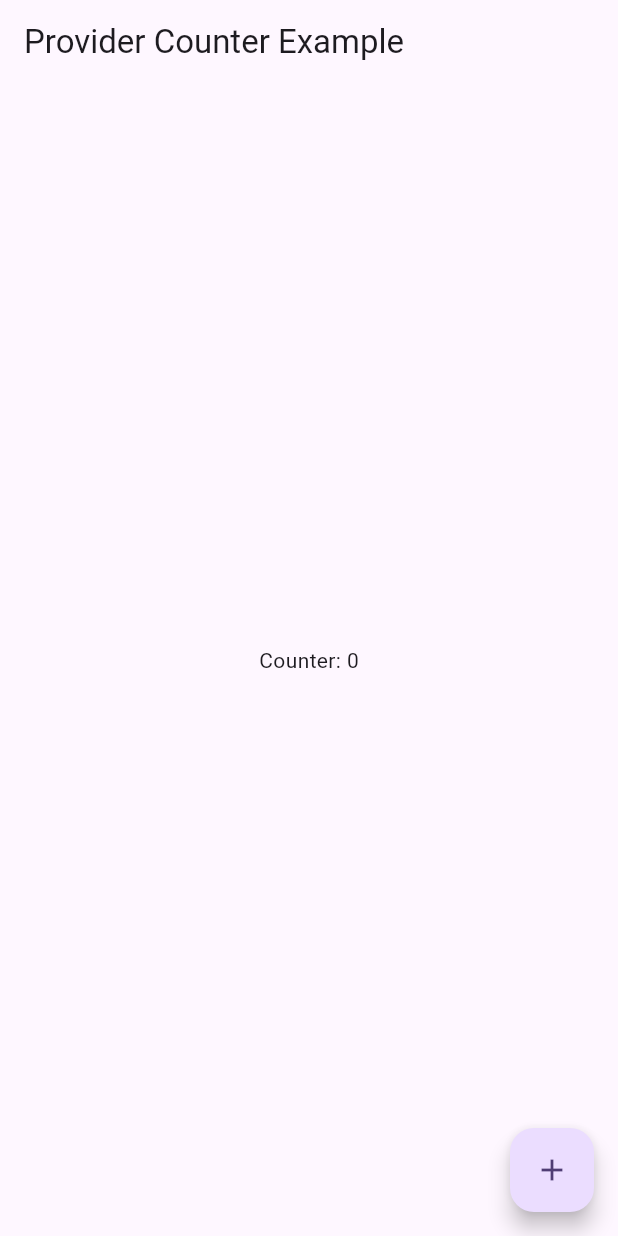
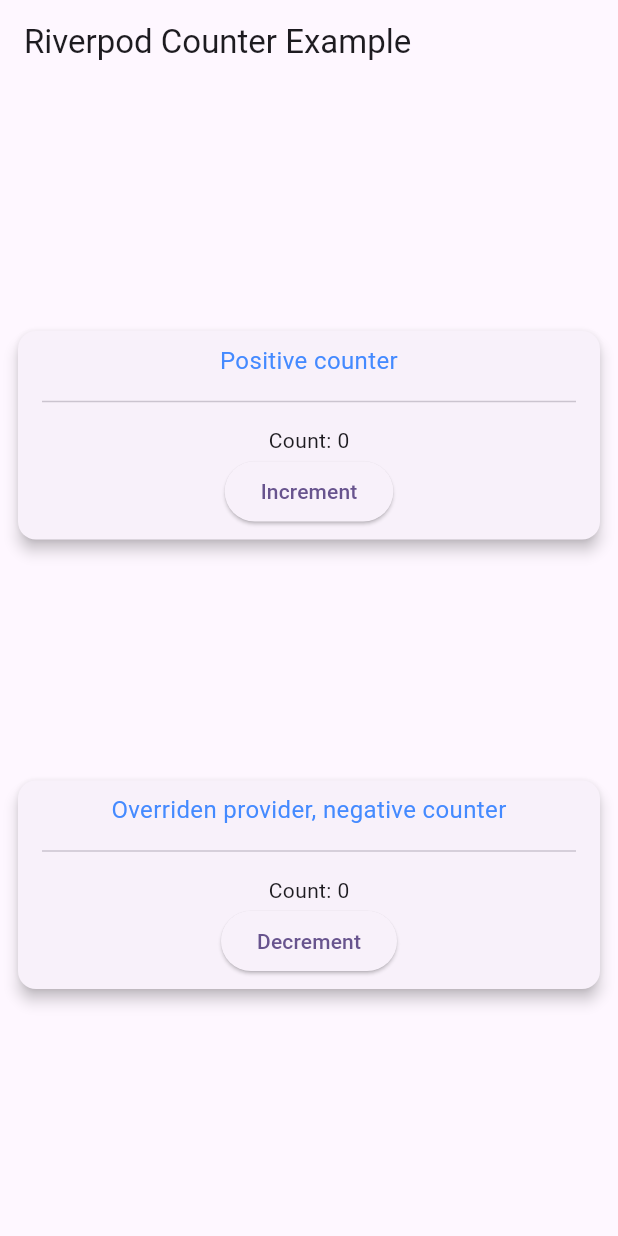
Before and after one commit to herman-peralta-ben/flutter_playground, a Flutter app: the screen it shows after launch, on a phone screen of 412 x 824 dp. Run offline on Flutter 3.47's test engine with Material 3 defaults, Android fonts, the phone set to English and light mode, and no system bars; our stand-ins replace flutter_riverpod.

Commit message:
[EXAMPLE-3] Add Riverpod counter example

```diff
--- a/lib/common/ui/common.dart
+++ b/lib/common/ui/common.dart
@@ -16,7 +16,9 @@ class SwitchItem extends StatelessWidget {
     return Row(
       mainAxisAlignment: MainAxisAlignment.spaceBetween,
       children: [
-        Text(text,style: const TextStyle(fontWeight: FontWeight.bold, color: Colors.blueAccent)),
+        Text(text,
+            style: const TextStyle(
+                fontWeight: FontWeight.bold, color: Colors.blueAccent)),
         Switch(
           value: value,
           onChanged: onChanged,
@@ -40,3 +42,42 @@ class SlowFadeImage extends StatelessWidget {
     );
   }
 }
+
+class ExampleCard extends StatelessWidget {
+  final String title;
+  final Widget child;
+  final bool useRepaintBoundary;
+  const ExampleCard({
+    super.key,
+    required this.title,
+    required this.child,
+    this.useRepaintBoundary = false,
+  });
+
+  @override
+  Widget build(BuildContext context) {
+    return Card(
+      elevation: 4,
+      child: Padding(
+        padding: const EdgeInsets.all(8.0),
+        child: Column(
+          crossAxisAlignment: CrossAxisAlignment.center,
+          mainAxisAlignment: MainAxisAlignment.center,
+          mainAxisSize: MainAxisSize.min,
+          children: [
+            Text(
+              title,
+              style: const TextStyle(fontSize: 16, color: Colors.blueAccent),
+              textAlign: TextAlign.center,
+            ),
+            const Padding(
+              padding: EdgeInsets.all(8.0),
+              child: Divider(),
+            ),
+            useRepaintBoundary ? RepaintBoundary(child: child) : child,
+          ],
+        ),
+      ),
+    );
+  }
+}
--- /dev/null
+++ b/lib/examples/state/riverpod_counter_example/providers.dart
@@ -0,0 +1,28 @@
+import 'package:flutter_riverpod/flutter_riverpod.dart';
+
+/// This is a [ChangeNotifierProvider] widget for Provider package.
+/// We can reference a concrete [MyIntNotifier] instance using the [counterProvider] in a child widget of [ProviderScope].
+/// Note that for testing purposes, we pass the type as [MyIntNotifier],
+/// so we can alternate with [_NegativeCounterNotifier].
+final counterProvider =
+    NotifierProvider< /*_CounterNotifier*/ MyIntNotifier, int>(
+        CounterNotifier.new);
+
+abstract class MyIntNotifier extends Notifier<int> {
+  @override
+  int build() => 0;
+
+  void operate();
+}
+
+/// Analog to Provider's ChangeNotifier.
+class CounterNotifier extends MyIntNotifier {
+  @override
+  void operate() => state++;
+}
+
+/// Alternate provider, to show how to override providers on [ProviderScope].
+class NegativeCounterNotifier extends MyIntNotifier {
+  @override
+  void operate() => state--;
+}
--- /dev/null
+++ b/lib/examples/state/riverpod_counter_example/riverpod_counter_example.dart
@@ -0,0 +1,89 @@
+import 'package:flutter/material.dart';
+import 'package:flutter_playground/common/ui/common.dart';
+import 'package:flutter_playground/examples/state/riverpod_counter_example/providers.dart';
+import 'package:flutter_riverpod/flutter_riverpod.dart';
+
+class RiverpodCounterExampleScreen extends StatelessWidget {
+  const RiverpodCounterExampleScreen({super.key});
+
+  @override
+  Widget build(BuildContext context) {
+    return Scaffold(
+      appBar: AppBar(
+        title: const Text('Riverpod Counter Example'),
+      ),
+      body: Container(
+        padding: const EdgeInsets.all(8),
+        child: Column(
+          mainAxisSize: MainAxisSize.max,
+          mainAxisAlignment: MainAxisAlignment.spaceEvenly,
+          children: [
+            /// Typically [ProviderScope] is used as `runApp(ProviderScope())` so you can reference your providers
+            /// on the entire app.
+            /// Use it to set a scope where you want to use your Riverpod providers, see bellow how this
+            /// can be used as dependency injector.
+            ProviderScope(
+              child: ExampleCard(
+                title: "Positive counter",
+                child:
+
+                    /// Use [Consumer] to listen to [counterProvider] and avoid unnecessary repaints.
+                    /// "You should scope your provider consumption as locally as possible,
+                    /// only in the part of the widget tree where it’s actually needed.
+                    /// This helps to avoid unnecessary rebuilds and improves performance by limiting
+                    /// the area of the widget tree that reacts to provider changes."
+                    /// If [RiverpodCounterExampleScreen] was a [ConsumerWidget], the entire screen could
+                    /// repaint on state changes.
+                    /// Other option is extracting the below Column into a [ConsumerWidget].
+                    Consumer(
+                  builder: (context, ref, child) {
+                    final counter = ref.watch(counterProvider);
+
+                    return Column(
+                      children: [
+                        Text('Count: $counter'),
+                        ElevatedButton(
+                          onPressed: ref.read(counterProvider.notifier).operate,
+                          child: const Text('Increment'),
+                        ),
+                      ],
+                    );
+                  },
+                ),
+              ),
+            ),
+
+            /// Demo, how you can use inject another implementation for the same [_counterProvider] provider.
+            /// Pass [overrides] as dependency injector, so you could swap
+            /// between provider implementations.
+            ProviderScope(
+              overrides: [
+                counterProvider.overrideWith(() => NegativeCounterNotifier()),
+              ],
+              child: ExampleCard(
+                title: "Overriden provider, negative counter",
+
+                /// Consuming the provider at this point
+                child: Consumer(
+                  builder: (context, ref, child) {
+                    final counter = ref.watch(counterProvider);
+
+                    return Column(
+                      children: [
+                        Text('Count: $counter'),
+                        ElevatedButton(
+                          onPressed: ref.read(counterProvider.notifier).operate,
+                          child: const Text('Decrement'),
+                        ),
+                      ],
+                    );
+                  },
+                ),
+              ),
+            ),
+          ],
+        ),
+      ),
+    );
+  }
+}
--- a/lib/main.dart
+++ b/lib/main.dart
@@ -1,5 +1,5 @@
 import 'package:flutter/material.dart';
-import 'package:flutter_playground/examples/state/provider_counter_example.dart';
+import 'package:flutter_playground/examples/state/riverpod_counter_example/riverpod_counter_example.dart';
 
 void main() {
   runApp(const MyApp());
@@ -18,10 +18,11 @@ class MyApp extends StatelessWidget {
         useMaterial3: true,
       ),
       darkTheme: ThemeData(
-        colorScheme: ColorScheme.fromSeed(seedColor: Colors.blueGrey, brightness: Brightness.dark),
+        colorScheme: ColorScheme.fromSeed(
+            seedColor: Colors.blueGrey, brightness: Brightness.dark),
         useMaterial3: true,
       ),
-      home: const ProviderCounterExampleScreen(),
+      home: const RiverpodCounterExampleScreen(),
       // const WidgetRepaintBoundaryExampleScreen(),
     );
   }
--- a/pubspec.yaml
+++ b/pubspec.yaml
@@ -12,6 +12,7 @@ dependencies:
     sdk: flutter
   cupertino_icons: ^1.0.6
   provider: ^6.1.2
+  flutter_riverpod: ^2.5.1
 
 dev_dependencies:
   flutter_test:
```
Also changed, not shown: pubspec.lock.
